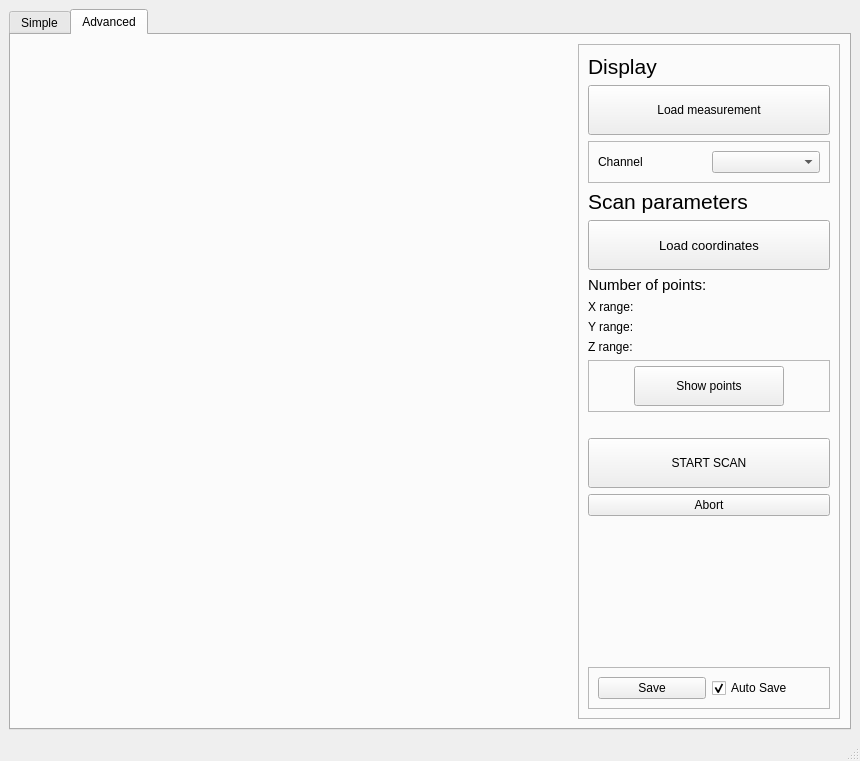
First picture: the form in mirrorApp.ui, repository OpenModHub/MirrorScan, before the edit.
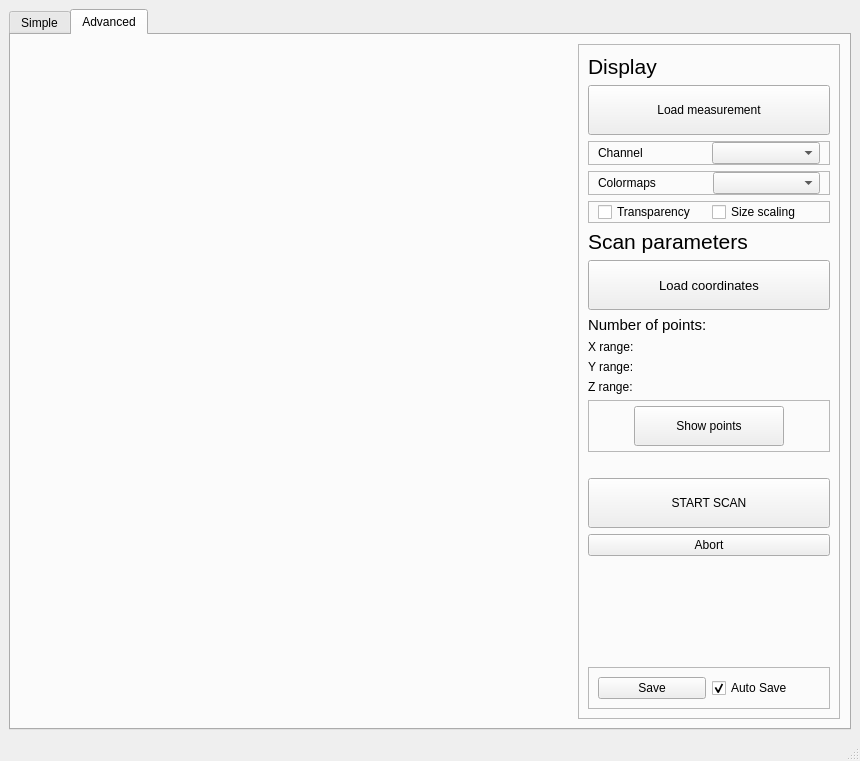
Second picture: the form after the edit. Custom widgets are drawn as their Qt base class.

Commit message: Advanced plotting options added

Patch:
```diff
--- a/mirrorApp.ui
+++ b/mirrorApp.ui
@@ -824,6 +824,12 @@
               <enum>QFrame::Raised</enum>
              </property>
              <layout class="QHBoxLayout" name="horizontalLayout_9">
+              <property name="topMargin">
+               <number>0</number>
+              </property>
+              <property name="bottomMargin">
+               <number>0</number>
+              </property>
               <item>
                <widget class="QLabel" name="advanced_channel_label">
                 <property name="text">
@@ -837,6 +843,82 @@
              </layout>
             </widget>
            </item>
+           <item>
+            <widget class="QFrame" name="colormaps_frame">
+             <property name="frameShape">
+              <enum>QFrame::StyledPanel</enum>
+             </property>
+             <property name="frameShadow">
+              <enum>QFrame::Raised</enum>
+             </property>
+             <layout class="QHBoxLayout" name="horizontalLayout_12">
+              <property name="spacing">
+               <number>7</number>
+              </property>
+              <property name="topMargin">
+               <number>0</number>
+              </property>
+              <property name="bottomMargin">
+               <number>0</number>
+              </property>
+              <item>
+               <widget class="QLabel" name="colormaps_label">
+                <property name="sizeIncrement">
+                 <size>
+                  <width>1</width>
+                  <height>0</height>
+                 </size>
+                </property>
+                <property name="text">
+                 <string>Colormaps</string>
+                </property>
+               </widget>
+              </item>
+              <item>
+               <widget class="QComboBox" name="colormaps_comboBox">
+                <property name="sizeIncrement">
+                 <size>
+                  <width>2</width>
+                  <height>0</height>
+                 </size>
+                </property>
+               </widget>
+              </item>
+             </layout>
+            </widget>
+           </item>
+           <item>
+            <widget class="QFrame" name="frame_2">
+             <property name="frameShape">
+              <enum>QFrame::StyledPanel</enum>
+             </property>
+             <property name="frameShadow">
+              <enum>QFrame::Raised</enum>
+             </property>
+             <layout class="QHBoxLayout" name="horizontalLayout_11">
+              <property name="topMargin">
+               <number>0</number>
+              </property>
+              <property name="bottomMargin">
+               <number>0</number>
+              </property>
+              <item>
+               <widget class="QCheckBox" name="transparency_checkBox">
+                <property name="text">
+                 <string>Transparency</string>
+                </property>
+               </widget>
+              </item>
+              <item>
+               <widget class="QCheckBox" name="sizescaling_checkBox">
+                <property name="text">
+                 <string>Size scaling</string>
+                </property>
+               </widget>
+              </item>
+             </layout>
+            </widget>
+           </item>
            <item>
             <widget class="QLabel" name="coords_label">
              <property name="font">
```
Left out of the diff: 2 changed lines with no effect on the pictures. The commit also changes 1 other file.
